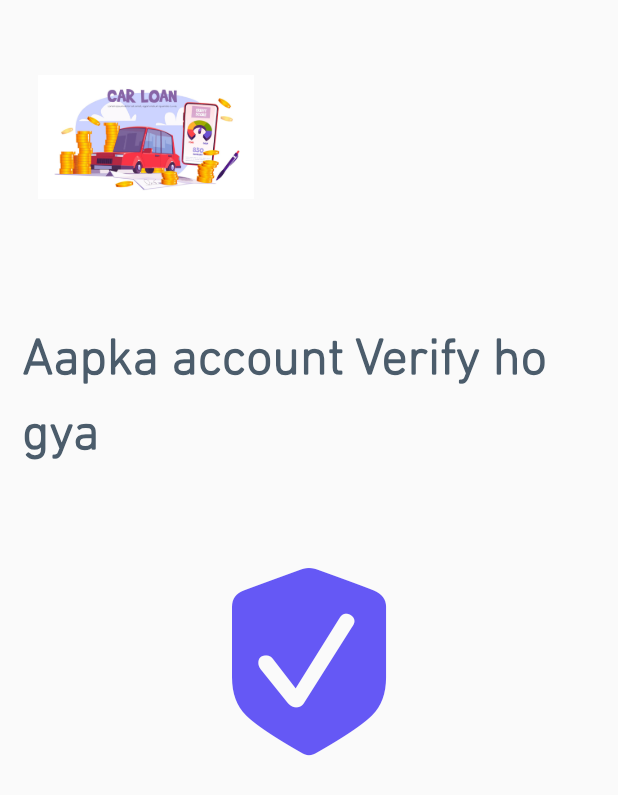
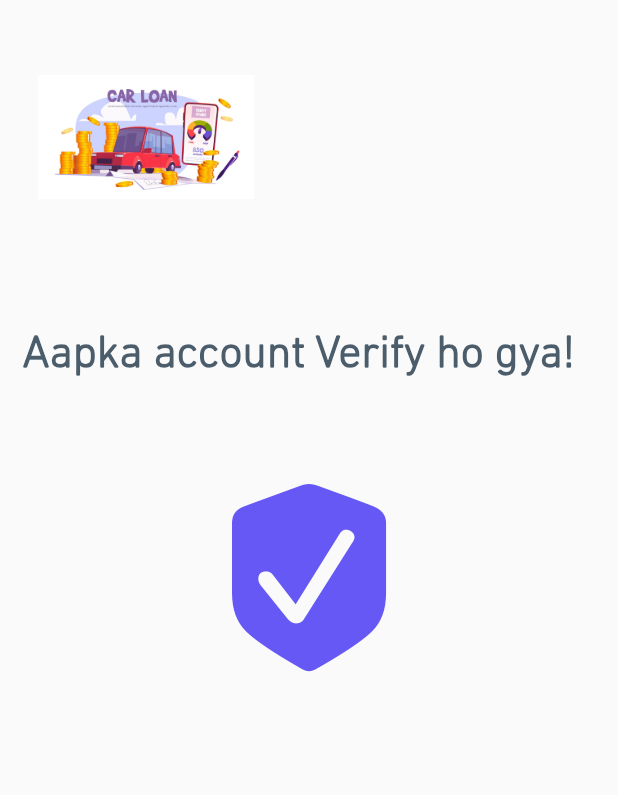
Before and after one commit to AbikMathew/LoanForBai_mockup, a Flutter app: the BankDetailsVerified screen opened directly, on a phone screen of 412 x 824 dp. Shown: the top 795 px of the screen. Run offline on Flutter 3.47's test engine with Material 2 defaults, Android fonts, the light colour scheme and no system bars; our stand-ins replace font_awesome_flutter, get, lottie, pinput, sizer.

Commit message:
final commit

```diff
--- a/lib/view/pages/bank_details_verified/bank_details_verified.dart
+++ b/lib/view/pages/bank_details_verified/bank_details_verified.dart
@@ -17,7 +17,7 @@ class BankDetailsVerified extends StatelessWidget {
     );
     return const Scaffold(
       body: CenterHeadingWithIcon(
-        heading: 'Aapka account Verify ho gya',
+        heading: 'Aapka account Verify ho gya!',
         icon: CupertinoIcons.checkmark_shield_fill,
         showTick: false,
       ),
--- a/lib/view/widgets/center_heading_with_icon.dart
+++ b/lib/view/widgets/center_heading_with_icon.dart
@@ -2,7 +2,6 @@ import 'package:flutter/material.dart';
 import 'package:loans_for_bai/view/widgets/image_widget.dart';
 import 'package:loans_for_bai/view/widgets/text_widgets.dart';
 import 'package:sizer/sizer.dart';
-
 import '../../constants/color_constants.dart';
 import '../../constants/ui_constants.dart';
 
@@ -31,7 +30,7 @@ class CenterHeadingWithIcon extends StatelessWidget {
           Heading(
             textAlignment: textAlignment,
             text: heading,
-            fontSize: 25,
+            fontSize: 22,
           ),
           kHeight7,
           Stack(
```
